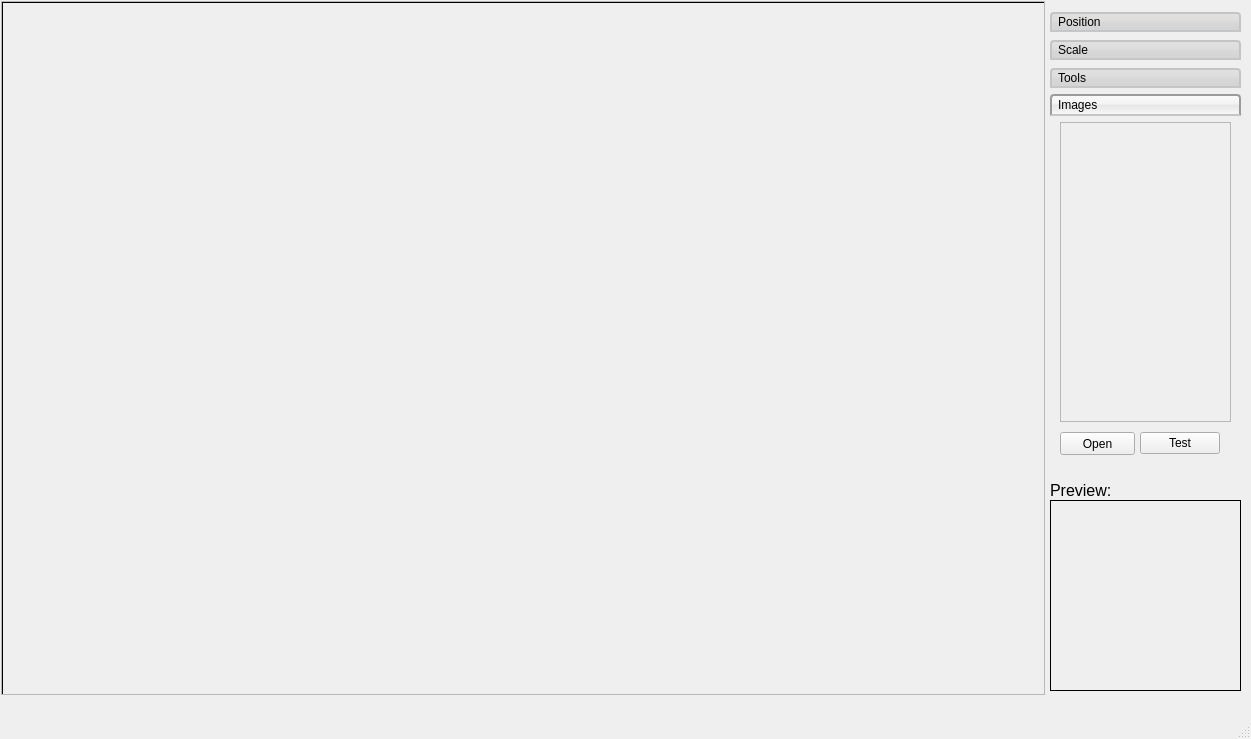
Above: RTIe/RTIe_builder/marble_Detection.ui from Super-SaiyanSandwich/ECMM427 before the change. Below: the same form after it.
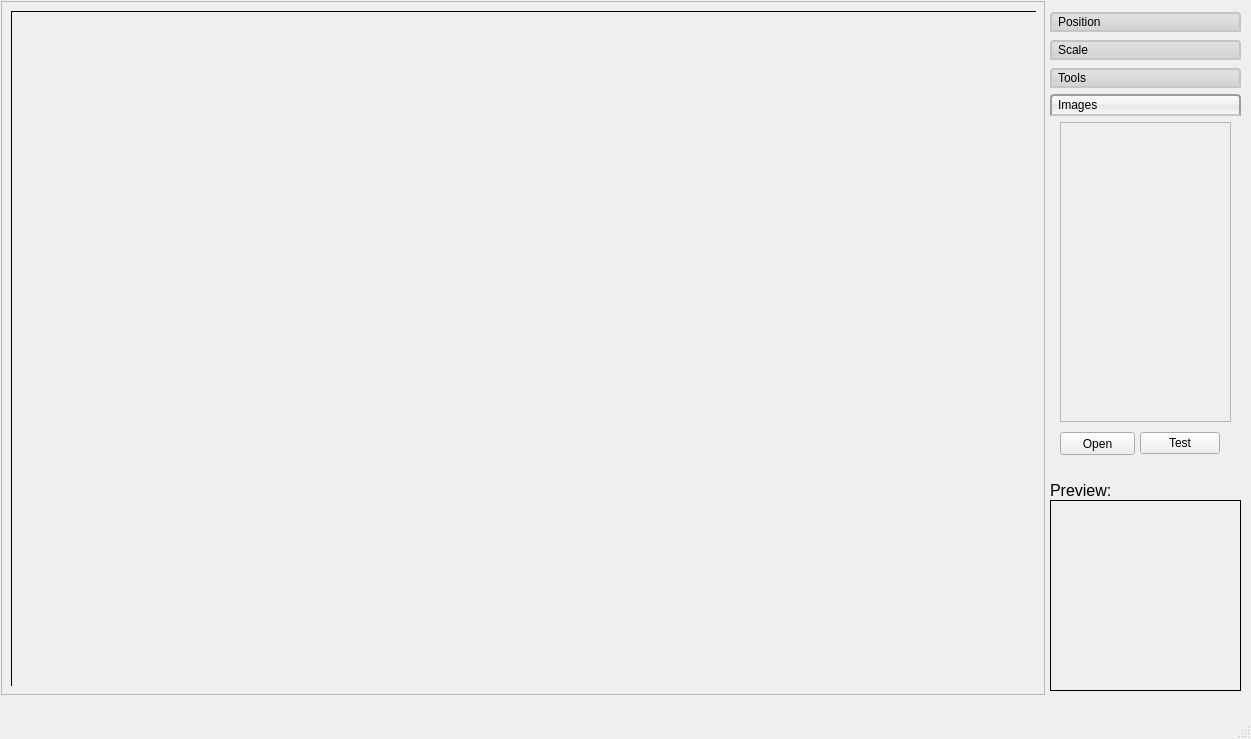
That is the form after the change.

```diff
--- a/RTIe/RTIe_builder/marble_Detection.ui
+++ b/RTIe/RTIe_builder/marble_Detection.ui
@@ -637,11 +637,17 @@
       <height>694</height>
      </rect>
     </property>
+    <property name="verticalScrollBarPolicy">
+     <enum>Qt::ScrollBarAsNeeded</enum>
+    </property>
+    <property name="horizontalScrollBarPolicy">
+     <enum>Qt::ScrollBarAsNeeded</enum>
+    </property>
     <property name="sizeAdjustPolicy">
      <enum>QAbstractScrollArea::AdjustToContents</enum>
     </property>
     <property name="widgetResizable">
-     <bool>true</bool>
+     <bool>false</bool>
     </property>
     <property name="alignment">
      <set>Qt::AlignCenter</set>
@@ -649,10 +655,10 @@
     <widget class="QWidget" name="scrollAreaWidgetContents">
      <property name="geometry">
       <rect>
-       <x>0</x>
-       <y>0</y>
-       <width>1042</width>
-       <height>692</height>
+       <x>9</x>
+       <y>9</y>
+       <width>1025</width>
+       <height>675</height>
       </rect>
      </property>
      <widget class="QLabel" name="image_Label">
```
Left out of the diff: 2 changed lines with no effect on the pictures.
